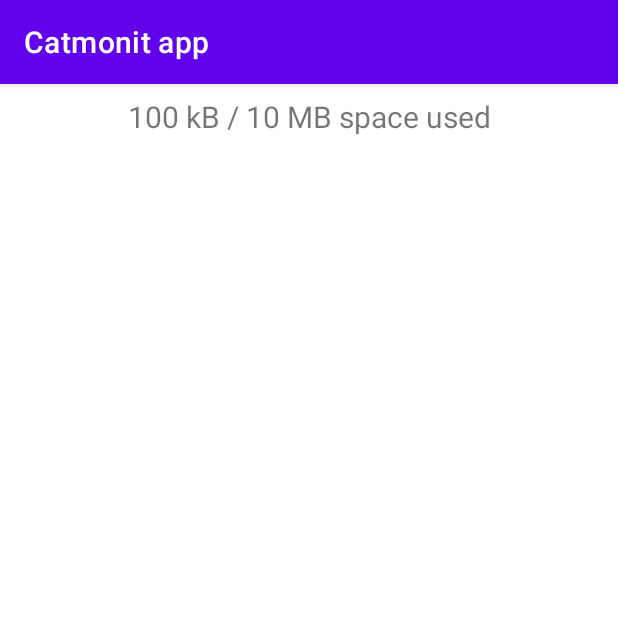
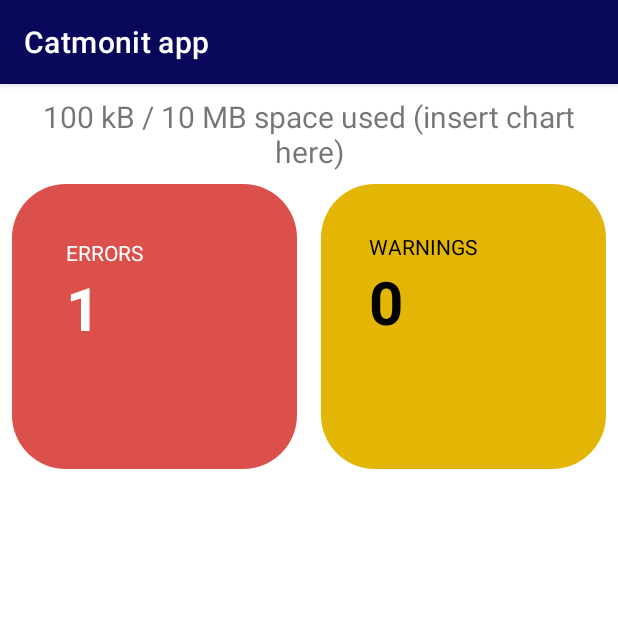
Before and after one commit to Wojtek40/catmonit-app, an Android app: the fragment StorageFragment shown on its own in the app's theme, on a phone screen of 412 x 824 dp, the top half of it. Run offline under Robolectric (Android 15) with nearby library versions, the phone set to English and light mode, and no system bars; 1 statement that could not run was skipped.

Commit message:
feat: updated colours & storage view

```diff
--- /dev/null
+++ b/app/src/main/res/drawable/rounded_card.xml
@@ -0,0 +1,8 @@
+<?xml version="1.0" encoding="utf-8"?>
+<shape xmlns:android="http://schemas.android.com/apk/res/android"
+    android:shape="rectangle">
+
+    <solid android:color="@color/design_default_color_primary" />
+    <corners android:radius="36dp" />
+
+</shape>
--- a/app/src/main/res/layout/activity_main.xml
+++ b/app/src/main/res/layout/activity_main.xml
@@ -28,6 +28,7 @@
         app:layout_constraintLeft_toLeftOf="parent"
         app:layout_constraintRight_toRightOf="parent"
         app:layout_constraintTop_toTopOf="parent"
+        android:layout_margin="8dp"
         app:navGraph="@navigation/mobile_navigation" />
 
 </androidx.constraintlayout.widget.ConstraintLayout>
--- a/app/src/main/res/layout/fragment_storage.xml
+++ b/app/src/main/res/layout/fragment_storage.xml
@@ -25,16 +25,21 @@
         app:layout_constraintDimensionRatio="1:1"
         app:layout_constraintEnd_toStartOf="@+id/number_warnings"
         app:layout_constraintStart_toStartOf="parent"
-        app:layout_constraintTop_toBottomOf="@id/text_storage_used">
+        app:layout_constraintTop_toBottomOf="@id/text_storage_used"
+        android:padding="36dp"
+        android:background="@drawable/rounded_card"
+        android:backgroundTint="@color/jasper">
 
         <TextView
             android:id="@+id/label_errors"
             android:layout_width="0dp"
-            android:layout_height="0dp"
+            android:layout_height="wrap_content"
             app:layout_constraintStart_toStartOf="parent"
             app:layout_constraintEnd_toEndOf="parent"
-            app:layout_constraintTop_toBottomOf="parent"
+            app:layout_constraintTop_toTopOf="parent"
             android:text="@string/label_errors"
+            android:textColor="@color/white"
+            android:textAllCaps="true"
             />
         <TextView
             android:id="@+id/number_errors_text"
@@ -42,8 +47,15 @@
             android:layout_height="0dp"
             app:layout_constraintTop_toBottomOf="@id/label_errors"
             app:layout_constraintStart_toStartOf="parent"
-            app:layout_constraintDimensionRatio="1:1"/>
+            app:layout_constraintEnd_toEndOf="parent"
+            android:text="1"
+            android:textStyle="bold"
+            android:textSize="40sp"
+            app:layout_constraintDimensionRatio="1:1"
+            android:textColor="@color/white"
+            />
     </androidx.constraintlayout.widget.ConstraintLayout>
+
 
     <androidx.constraintlayout.widget.ConstraintLayout
         android:id="@+id/number_warnings"
@@ -54,23 +66,34 @@
         app:layout_constraintEnd_toEndOf="parent"
         app:layout_constraintStart_toEndOf="@id/number_errors"
         app:layout_constraintTop_toBottomOf="@id/text_storage_used"
-        android:padding="8dp"
+        android:padding="32dp"
+        android:background="@drawable/rounded_card"
+        android:backgroundTint="@color/saffron"
         >
         <TextView
             android:id="@+id/label_warnings"
             android:layout_width="0dp"
-            android:layout_height="0dp"
+            android:layout_height="wrap_content"
             app:layout_constraintStart_toStartOf="parent"
             app:layout_constraintEnd_toEndOf="parent"
-            app:layout_constraintTop_toBottomOf="parent"
+            app:layout_constraintTop_toTopOf="parent"
             android:text="@string/label_warnings"
+            android:textColor="@color/black"
+            android:textAllCaps="true"
             />
+
         <TextView
             android:id="@+id/number_warnings_text"
             android:layout_width="0dp"
             android:layout_height="0dp"
+            app:layout_constraintDimensionRatio="1:1"
+            app:layout_constraintEnd_toEndOf="parent"
+            app:layout_constraintStart_toStartOf="parent"
             app:layout_constraintTop_toBottomOf="@id/label_warnings"
-            app:layout_constraintStart_toStartOf="parent"
-            app:layout_constraintDimensionRatio="1:1"/>
+            android:textSize="40sp"
+            android:textStyle="bold"
+            android:text="0"
+            android:textColor="@color/black"
+            />
     </androidx.constraintlayout.widget.ConstraintLayout>
 </androidx.constraintlayout.widget.ConstraintLayout>
--- a/app/src/main/res/values-night/themes.xml
+++ b/app/src/main/res/values-night/themes.xml
@@ -2,8 +2,8 @@
     <!-- Base application theme. -->
     <style name="Theme.Catmonitapp" parent="Theme.MaterialComponents.DayNight.DarkActionBar">
         <!-- Primary brand color. -->
-        <item name="colorPrimary">@color/purple_200</item>
-        <item name="colorPrimaryVariant">@color/purple_700</item>
+        <item name="colorPrimary">@color/light_blue</item>
+        <item name="colorPrimaryVariant">@color/dark_blue</item>
         <item name="colorOnPrimary">@color/black</item>
         <!-- Secondary brand color. -->
         <item name="colorSecondary">@color/teal_200</item>
--- a/app/src/main/res/values/colors.xml
+++ b/app/src/main/res/values/colors.xml
@@ -7,4 +7,12 @@
     <color name="teal_700">#FF018786</color>
     <color name="black">#FF000000</color>
     <color name="white">#FFFFFFFF</color>
+    <color name="orange">#FF9800</color>
+    <color name="red">#FFFF0000</color>
+    <color name="dark_blue">#090759</color>
+    <color name="light_blue">#FF40B3FF</color>
+    <color name="saffron">#FFE3B505</color>
+    <color name="jasper">#FFDB504A</color>
+    <color name="midnight_green">#FF084C61</color>
+    <color name="vanilla">#FFE4D6A7</color>
 </resources>
--- a/app/src/main/res/values/strings.xml
+++ b/app/src/main/res/values/strings.xml
@@ -13,13 +13,13 @@
     <string name="action_sign_in">Sign in or register</string>
     <string name="action_sign_in_short">Sign in</string>
 
-    <string name="welcome">"Welcome! %s"</string>
+    <string name="welcome">"Welcome, %s!"</string>
     <string name="invalid_server">Server address may not be empty</string>
     <string name="invalid_username">Username may not be empty</string>
     <string name="invalid_password">Password may not be empty</string>
     <string name="login_failed">"Login failed"</string>
 
-    <string name="storage_space_used">%s / %s space used</string>
+    <string name="storage_space_used">%s / %s space used (insert chart here)</string>
 
     <string name="bandwidth_used">%s bandwidth used</string>
 
--- a/app/src/main/res/values/themes.xml
+++ b/app/src/main/res/values/themes.xml
@@ -2,8 +2,8 @@
     <!-- Base application theme. -->
     <style name="Theme.Catmonitapp" parent="Theme.MaterialComponents.DayNight.DarkActionBar">
         <!-- Primary brand color. -->
-        <item name="colorPrimary">@color/purple_500</item>
-        <item name="colorPrimaryVariant">@color/purple_700</item>
+        <item name="colorPrimary">@color/dark_blue</item>
+        <item name="colorPrimaryVariant">@color/light_blue</item>
         <item name="colorOnPrimary">@color/white</item>
         <!-- Secondary brand color. -->
         <item name="colorSecondary">@color/teal_200</item>
@@ -11,6 +11,8 @@
         <item name="colorOnSecondary">@color/black</item>
         <!-- Status bar color. -->
         <item name="android:statusBarColor">?attr/colorPrimaryVariant</item>
+        <item name="android:windowLightStatusBar">true</item>
+<!--        <item name="android:statusBarColor">#FFFF0000</item>-->
         <!-- Customize your theme here. -->
     </style>
 </resources>
```
